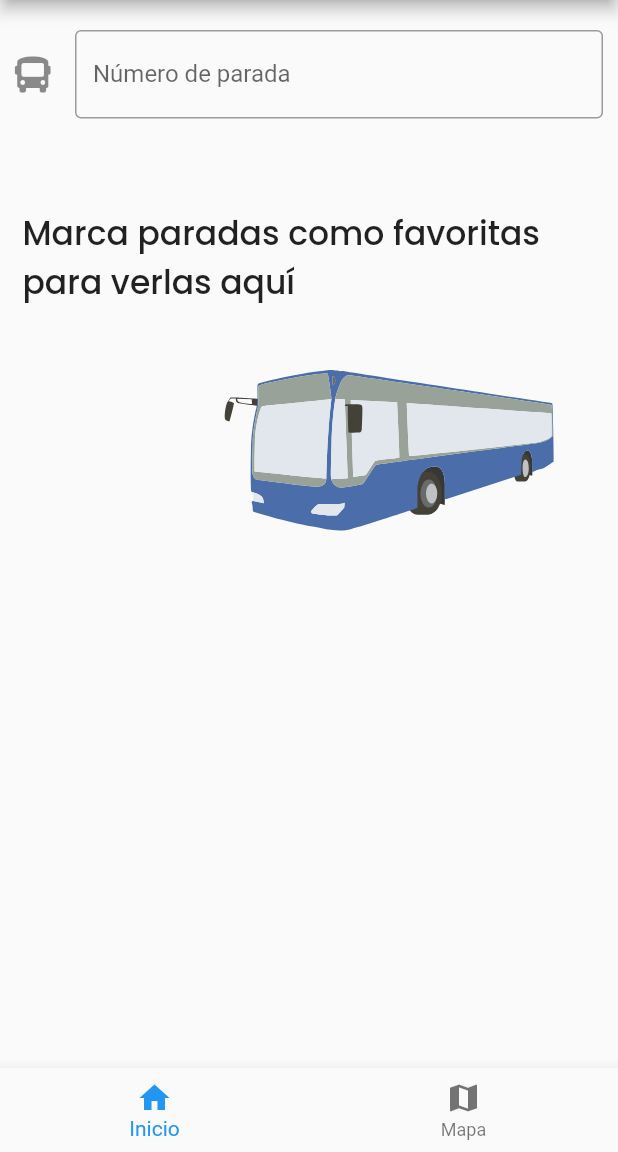
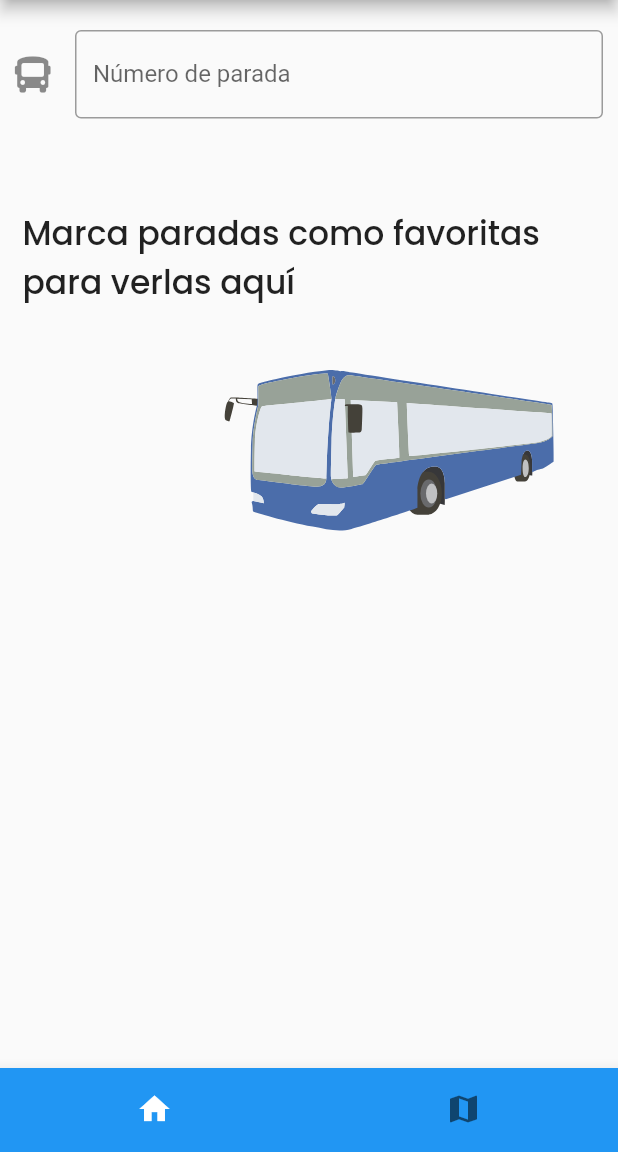
Before and after one commit to p3isman/open_emt, a Flutter app: the screen it shows after launch, on a phone screen of 412 x 824 dp, the part 84-1236 px from its top. Run offline on Flutter 3.47's test engine with Material 2 defaults, Android fonts, the phone set to English and light mode, and no system bars; our stand-ins replace bloc, dio, equatable, flutter_bloc, flutter_map, flutter_svg and 5 more; accounts and stored records are empty; statements that could not run were skipped.

Commit message:
add general theme with BottomNavigationBarTheme

```diff
--- a/lib/views/theme/theme.dart
+++ b/lib/views/theme/theme.dart
@@ -1,6 +1,15 @@
 import 'package:flutter/material.dart';
 
 class AppTheme {
+  static ThemeData lightTheme = ThemeData(
+    bottomNavigationBarTheme: const BottomNavigationBarThemeData(
+      backgroundColor: Colors.blue,
+      selectedItemColor: Colors.white,
+      showSelectedLabels: false,
+      showUnselectedLabels: false,
+    ),
+  );
+
   static const TextStyle title = TextStyle(
     fontWeight: FontWeight.w500,
     fontFamily: 'Poppins',
```
